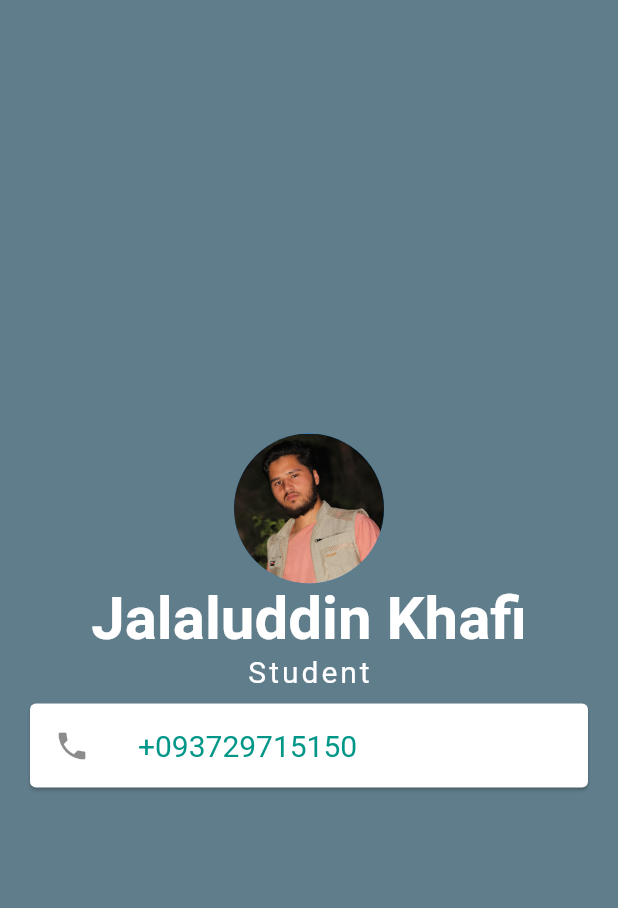
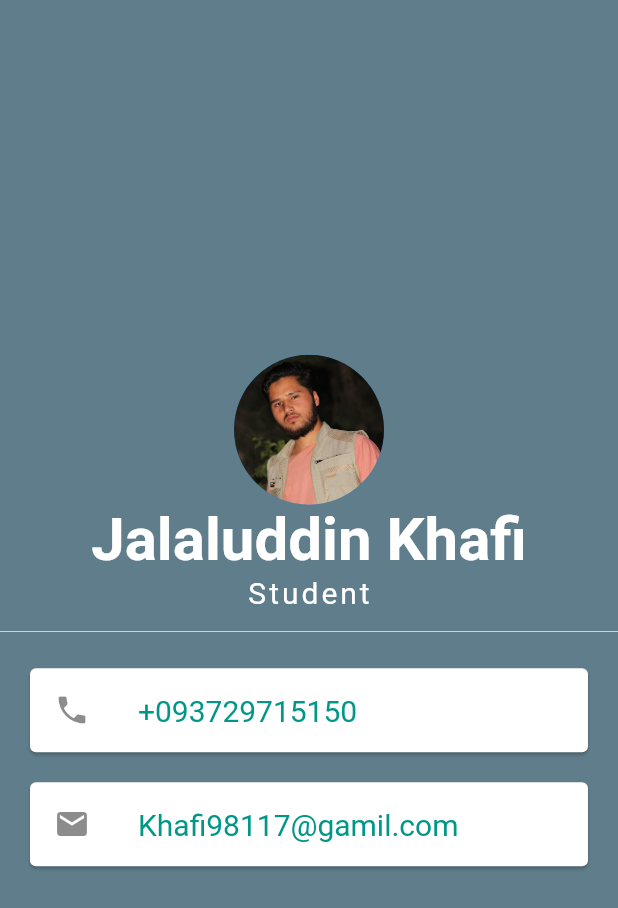
Before and after one commit to HeratUni-CS/my-portfolio-JalaluddinKhafi, a Flutter app: the screen it shows after launch, on a phone screen of 412 x 824 dp. Shown: the top 908 px of the screen. Run offline on Flutter 3.47's test engine with Material 2 defaults, Android fonts, the phone set to English and light mode, and no system bars.

Commit message:
another card added to project

```diff
--- a/lib/main.dart
+++ b/lib/main.dart
@@ -35,18 +35,36 @@ class MyApp extends StatelessWidget {
                     letterSpacing: 2,
                   ),
                 ),
+                SizedBox(
+                  height: 29,
+                  child: Divider(
+                    color: Colors.teal[100],
+                  ),
+                ),
                 Card(
-                  margin:EdgeInsets.symmetric(horizontal: 20,vertical: 10),
+                  margin: EdgeInsets.symmetric(horizontal: 20, vertical: 10),
                   child: ListTile(
                     leading: Icon(Icons.phone),
                     title: Text(
-                        '+093729715150',
+                      '+093729715150',
                       style: TextStyle(
                         color: Colors.teal,
                         fontSize: 20,
                       ),
                     ),
-
+                  ),
+                ),
+                Card(
+                  margin: EdgeInsets.symmetric(horizontal: 20, vertical: 10),
+                  child: ListTile(
+                    leading: Icon(Icons.email),
+                    title: Text(
+                      'Khafi98117@gamil.com',
+                      style: TextStyle(
+                        color: Colors.teal,
+                        fontSize: 20,
+                      ),
+                    ),
                   ),
                 ),
               ],
```
